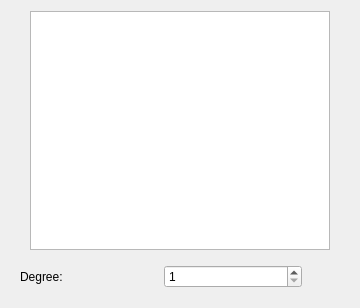
Before: the Qt Designer form lab2/App/ui/neighborhoodselect/neighborhoodselect.ui in BigCubeCat/22209-Bitochkin, drawn with Qt 5.
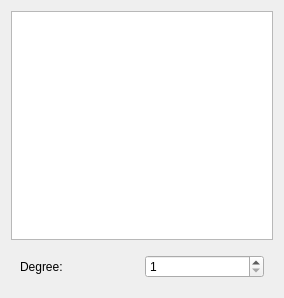
After: the same form once the commit is applied.

Patch:
```diff
--- a/lab2/App/ui/neighborhoodselect/neighborhoodselect.ui
+++ b/lab2/App/ui/neighborhoodselect/neighborhoodselect.ui
@@ -6,8 +6,8 @@
    <rect>
     <x>0</x>
     <y>0</y>
-    <width>360</width>
-    <height>308</height>
+    <width>284</width>
+    <height>298</height>
    </rect>
   </property>
   <property name="windowTitle">
```
